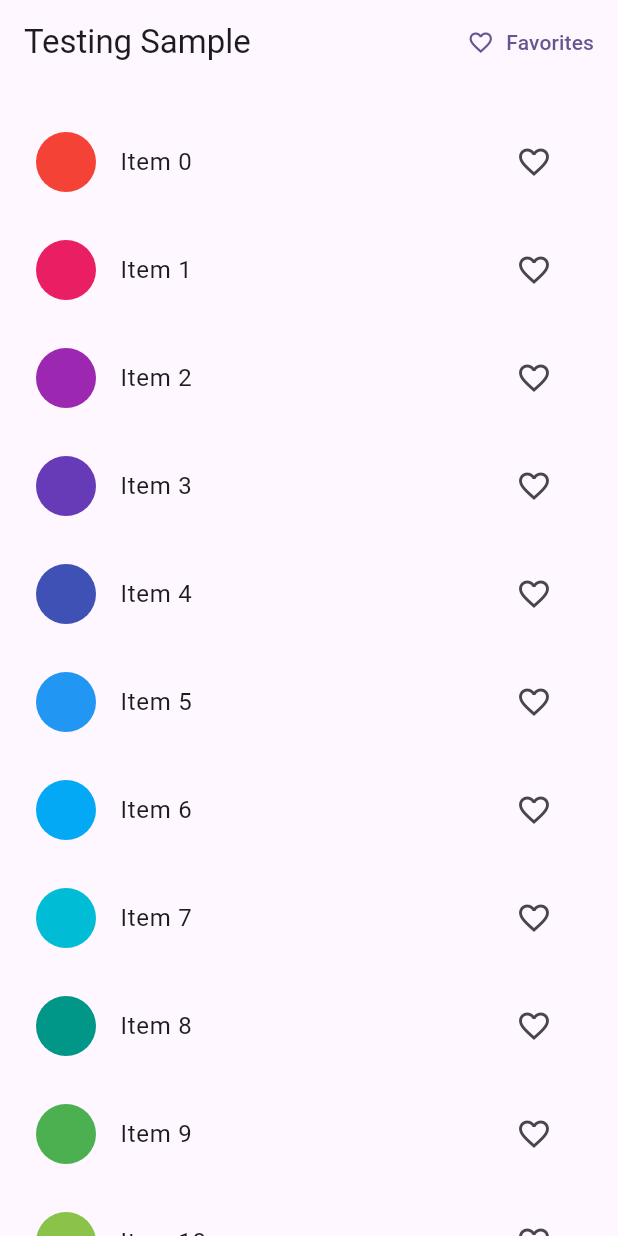
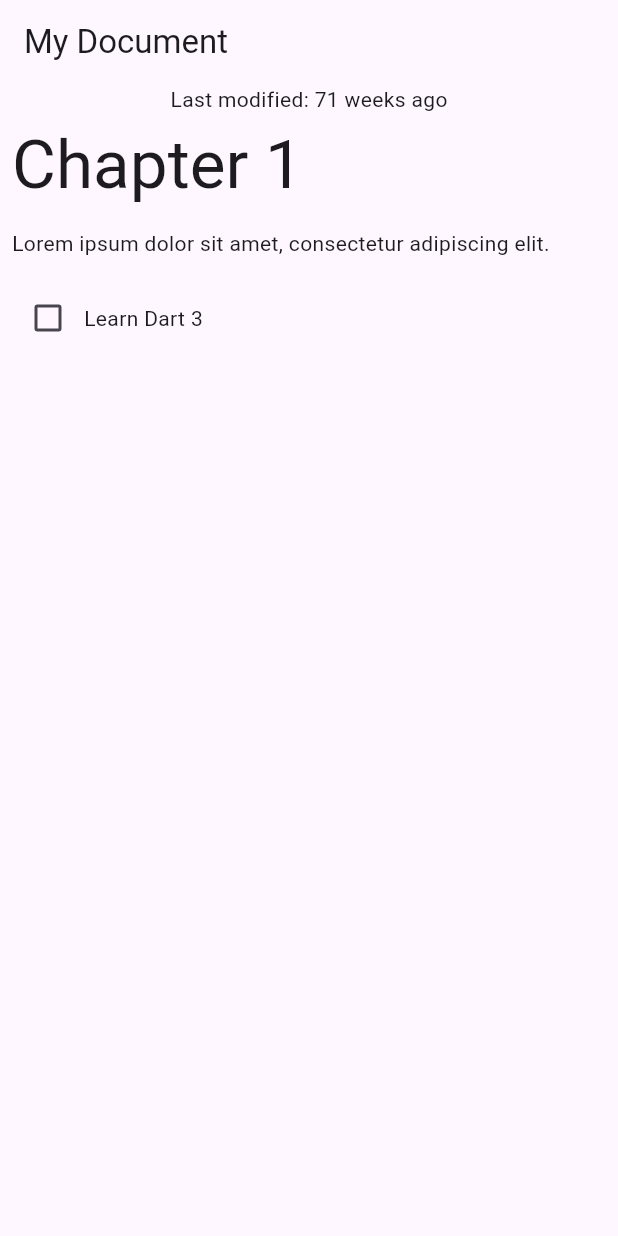
Before and after one commit to skbansal5642/flutter_codelabs, a Flutter app: the screen it shows after launch, on a phone screen of 412 x 824 dp. Run offline on Flutter 3.47's test engine with Material 3 defaults, Android fonts, the phone set to English and light mode, and no system bars.

Commit message:
Implemented code to read json patterns and if case.

```diff
--- a/devtools_options.yaml
+++ /dev/null
@@ -1,3 +0,0 @@
-description: This file stores settings for Dart & Flutter DevTools.
-documentation: https://docs.flutter.dev/tools/devtools/extensions#configure-extension-enablement-states
-extensions:
--- /dev/null
+++ b/lib/data.dart
@@ -0,0 +1,113 @@
+import 'dart:convert';
+
+class Document {
+  final Map<String, Object?> _json;
+  Document() : _json = jsonDecode(documentJson);
+
+  // irrefutable pattern to declare variables
+  /* (String, {DateTime modified}) get metadata {
+    const title = 'My Document';
+    final now = DateTime.now();
+
+    return (title, modified: now);
+  } */
+
+  // irrefutable patterns to declare variables (data from json)
+  /* (String, {DateTime modified}) get metadata {
+    if (_json.containsKey('metadata')) {
+      final metadataJson = _json['metadata'];
+      if (metadataJson is Map) {
+        final title = metadataJson['title'] as String;
+        final localModified = DateTime.parse(metadataJson['modified'] as String);
+        return (title, modified: localModified);
+      }
+    }
+    throw const FormatException('Unexpected JSON');
+  } */
+
+  // refutable patterns to declare variables (data from json)
+  (String, {DateTime modified}) get metadata {
+    if (_json
+        case {
+          'metadata': {
+            'title': String title,
+            'modified': String localModified,
+          }
+        }) {
+      return (title, modified: DateTime.parse(localModified));
+    } else {
+      throw const FormatException('Unexpected JSON');
+    }
+  }
+
+  List<Block> getBlocks() {
+    if (_json case {'blocks': List blocksJson}) {
+      return [for (final blockJson in blocksJson) Block.fromJson(blockJson)];
+    } else {
+      throw const FormatException('Unexpected JSON format');
+    }
+  }
+}
+
+sealed class Block {
+  // final String type;
+  // final String text;
+  // Block(this.type, this.text);
+  Block();
+
+  // factory Block.fromJson(Map<String, dynamic> json) {
+  //   if (json case {'type': final type, 'text': final text}) {
+  //     return Block(type, text);
+  //   } else {
+  //     throw const FormatException('Unexpected JSON format');
+  //   }
+  // }
+  factory Block.fromJson(Map<String, dynamic> json) {
+    return switch (json) {
+      {'type': 'h1', 'text': String text} => HeaderBlock(text),
+      {'type': 'p', 'text': String text} => ParagraphBlock(text),
+      {'type': 'checkbox', 'text': String text, 'checked': bool checked} => CheckboxBlock(text, checked),
+      _ => throw const FormatException('Unexpected JSON format')
+    };
+  }
+}
+
+class HeaderBlock extends Block {
+  final String text;
+  HeaderBlock(this.text);
+}
+
+class ParagraphBlock extends Block {
+  final String text;
+  ParagraphBlock(this.text);
+}
+
+class CheckboxBlock extends Block {
+  final String text;
+  final bool isChecked;
+  CheckboxBlock(this.text, this.isChecked);
+}
+
+const documentJson = '''
+{
+  "metadata": {
+    "title": "My Document",
+    "modified": "2023-05-10"
+  },
+  "blocks": [
+    {
+      "type": "h1",
+      "text": "Chapter 1"
+    },
+    {
+      "type": "p",
+      "text": "Lorem ipsum dolor sit amet, consectetur adipiscing elit."
+    },
+    {
+      "type": "checkbox",
+      "checked": false,
+      "text": "Learn Dart 3"
+    }
+  ]
+}
+''';
--- a/lib/main.dart
+++ b/lib/main.dart
@@ -1,50 +1,128 @@
 import 'package:flutter/material.dart';
-import 'package:go_router/go_router.dart';
-import 'package:provider/provider.dart';
-import 'models/favorites.dart';
-import 'screens/favorites.dart';
-import 'screens/home.dart';
+
+import 'data.dart';
 
 void main() {
-  runApp(const TestingApp());
+  runApp(const DocumentApp());
 }
 
-final _router = GoRouter(
-  routes: [
-    GoRoute(
-      path: HomePage.routeName,
-      builder: (context, state) {
-        return const HomePage();
-      },
-      routes: [
-        GoRoute(
-          path: FavoritesPage.routeName,
-          builder: (context, state) {
-            return const FavoritesPage();
-          },
-        ),
-      ],
-    ),
-  ],
-);
-
-class TestingApp extends StatelessWidget {
-  const TestingApp({super.key});
+class DocumentApp extends StatelessWidget {
+  const DocumentApp({super.key});
 
   @override
   Widget build(BuildContext context) {
-    return ChangeNotifierProvider<Favorites>(
-      create: (context) => Favorites(),
-      child: MaterialApp.router(
-        title: 'Testing Sample',
-        theme: ThemeData(
-          colorScheme: ColorScheme.fromSeed(
-            seedColor: Colors.deepPurple,
-          ),
-          useMaterial3: true,
-        ),
-        routerConfig: _router,
+    return MaterialApp(
+      theme: ThemeData(useMaterial3: true),
+      home: DocumentScreen(
+        document: Document(),
       ),
     );
   }
 }
+
+class DocumentScreen extends StatelessWidget {
+  final Document document;
+
+  const DocumentScreen({
+    required this.document,
+    super.key,
+  });
+
+  @override
+  Widget build(BuildContext context) {
+    // Fetch the complete record in a variable
+    /* final metadataRecord = document.metadata; */
+
+    // Destructure a record using patterns
+    // Here the local variable name can be changed for name return types
+    /* final (title, modified: localModified) = document.metadata; */
+
+    // Short hand method to destructure the record
+    final (title, :modified) = document.metadata;
+    final formattedModifiedDate = formatDate(modified);
+    final blocks = document.getBlocks();
+
+    return Scaffold(
+      appBar: AppBar(
+        title: Text(
+          // metadataRecord.$1,   // Without pattern
+          title, // With pattern
+        ),
+      ),
+      body: Column(
+        children: [
+          Center(
+            child: Text(
+              // 'Last modified ${metadataRecord.modified}', // Without pattern
+              'Last modified: $formattedModifiedDate', // With pattern
+            ),
+          ),
+          Expanded(
+            child: ListView.builder(
+              itemCount: blocks.length,
+              itemBuilder: (context, index) {
+                return BlockWidget(block: blocks[index]);
+              },
+            ),
+          ),
+        ],
+      ),
+    );
+  }
+}
+
+class BlockWidget extends StatelessWidget {
+  final Block block;
+
+  const BlockWidget({
+    required this.block,
+    super.key,
+  });
+
+  @override
+  Widget build(BuildContext context) {
+    // TextStyle? textStyle;
+    // textStyle = switch (block.type) {
+    //   'h1' => Theme.of(context).textTheme.displayMedium,
+    //   'p' || 'checkbox' => Theme.of(context).textTheme.bodyMedium,
+    //   _ => Theme.of(context).textTheme.bodySmall
+    // };
+
+    return Container(
+      margin: const EdgeInsets.all(8),
+      child: switch (block) {
+        HeaderBlock(:final text) => Text(
+            text,
+            style: Theme.of(context).textTheme.displayMedium,
+          ),
+        ParagraphBlock(:final text) => Text(text),
+        CheckboxBlock(:final text, :final isChecked) => Row(
+            children: [
+              Checkbox(value: isChecked, onChanged: (_) {}),
+              Text(text),
+            ],
+          ),
+      },
+
+      // Text(
+      //   block.text,
+      //   style: textStyle,
+      // ),
+    );
+  }
+}
+
+String formatDate(DateTime dateTime) {
+  final today = DateTime.now();
+  final difference = dateTime.difference(today);
+
+  return switch (difference) {
+    Duration(inDays: 0) => 'today',
+    Duration(inDays: 1) => 'tomorrow',
+    Duration(inDays: -1) => 'yesterday',
+    Duration(inDays: final days) when days > 7 => '${days ~/ 7} weeks from now',
+    Duration(inDays: final days) when days < -7 => '${days.abs() ~/ 7} weeks ago',
+    Duration(inDays: final days, isNegative: true) => '${days.abs()} days ago',
+    Duration(inDays: final days) => '$days days from now',
+  };
+}
--- a/lib/models/favorites.dart
+++ /dev/null
@@ -1,18 +0,0 @@
-import 'package:flutter/material.dart';
-
-/// The [Favorites] class holds a list of favorite items saved by the user.
-class Favorites extends ChangeNotifier {
-  final List<int> _favoriteItems = [];
-
-  List<int> get items => _favoriteItems;
-
-  void add(int itemNo) {
-    _favoriteItems.add(itemNo);
-    notifyListeners();
-  }
-
-  void remove(int itemNo) {
-    _favoriteItems.remove(itemNo);
-    notifyListeners();
-  }
-}
--- a/lib/screens/home.dart
+++ /dev/null
@@ -1,72 +0,0 @@
-import 'package:flutter/material.dart';
-import 'package:go_router/go_router.dart';
-import 'package:provider/provider.dart';
-import '../models/favorites.dart';
-import 'favorites.dart';
-
-class HomePage extends StatelessWidget {
-  static String routeName = '/';
-
-  const HomePage({super.key});
-
-  @override
-  Widget build(BuildContext context) {
-    return Scaffold(
-      appBar: AppBar(
-        title: const Text('Testing Sample'),
-        actions: <Widget>[
-          TextButton.icon(
-            onPressed: () {
-              context.go('/${FavoritesPage.routeName}');
-            },
-            icon: const Icon(Icons.favorite_border),
-            label: const Text('Favorites'),
-          ),
-        ],
-      ),
-      body: ListView.builder(
-        itemCount: 100,
-        cacheExtent: 20.0,
-        padding: const EdgeInsets.symmetric(vertical: 16),
-        itemBuilder: (context, index) => ItemTile(index),
-      ),
-    );
-  }
-}
-
-class ItemTile extends StatelessWidget {
-  final int itemNo;
-
-  const ItemTile(this.itemNo, {super.key});
-
-  @override
-  Widget build(BuildContext context) {
-    var favoritesList = Provider.of<Favorites>(context);
-
-    return Padding(
-      padding: const EdgeInsets.all(8.0),
-      child: ListTile(
-        leading: CircleAvatar(
-          backgroundColor: Colors.primaries[itemNo % Colors.primaries.length],
-        ),
-        title: Text(
-          'Item $itemNo',
-          key: Key('text_$itemNo'),
-        ),
-        trailing: IconButton(
-          key: Key('icon_$itemNo'),
-          icon: favoritesList.items.contains(itemNo) ? const Icon(Icons.favorite) : const Icon(Icons.favorite_border),
-          onPressed: () {
-            !favoritesList.items.contains(itemNo) ? favoritesList.add(itemNo) : favoritesList.remove(itemNo);
-            ScaffoldMessenger.of(context).showSnackBar(
-              SnackBar(
-                content: Text(favoritesList.items.contains(itemNo) ? 'Added to favorites.' : 'Removed from favorites.'),
-                duration: const Duration(seconds: 1),
-              ),
-            );
-          },
-        ),
-      ),
-    );
-  }
-}
```
Also changed, not shown: lib/screens/favorites.dart (deleted, +0 -61 lines), pubspec.yaml (+1 -8 lines), test_driver/perf_driver.dart (deleted, +0 -20 lines), pubspec.lock (added), 37 other files.
